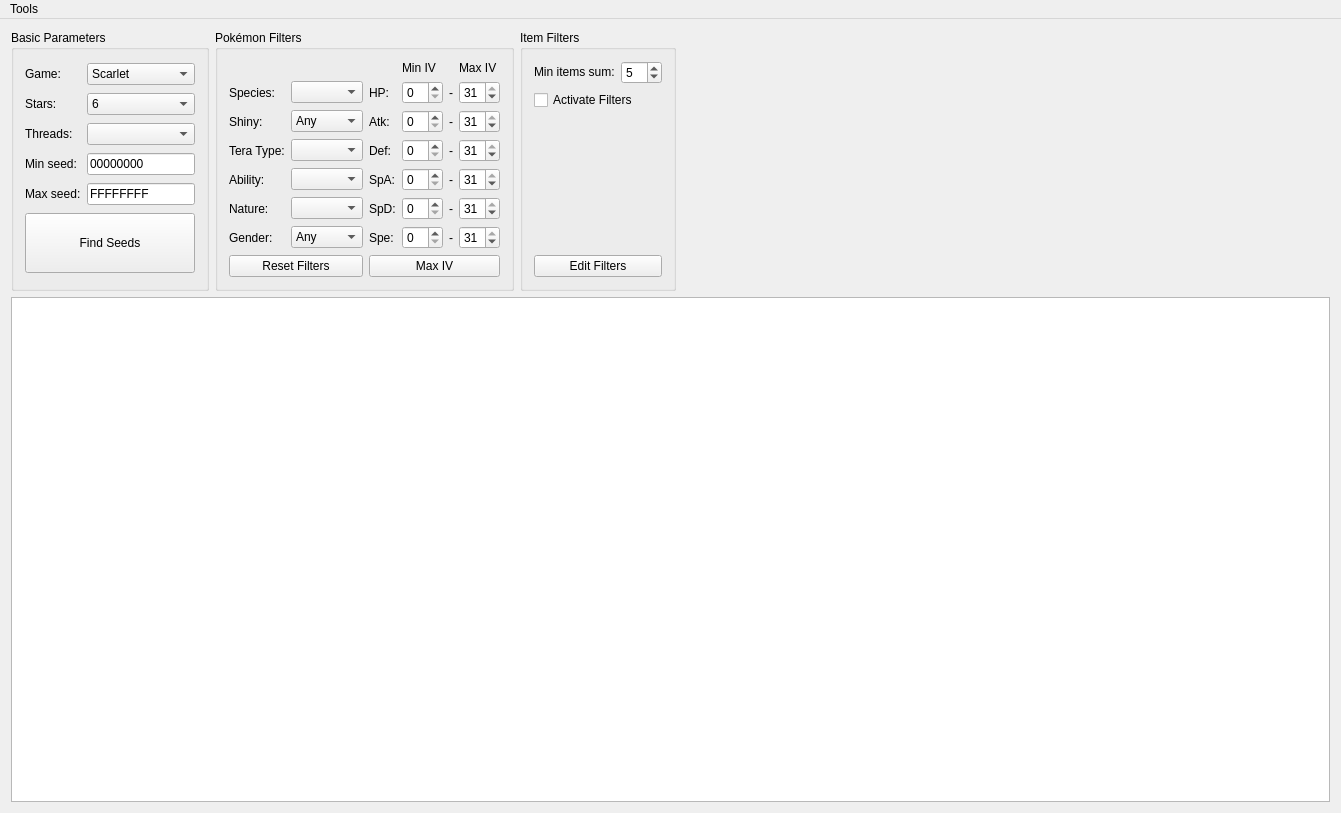
Qt form RaidCalc/RaidCalc.ui (MewTracker/sv-research) before a commit.
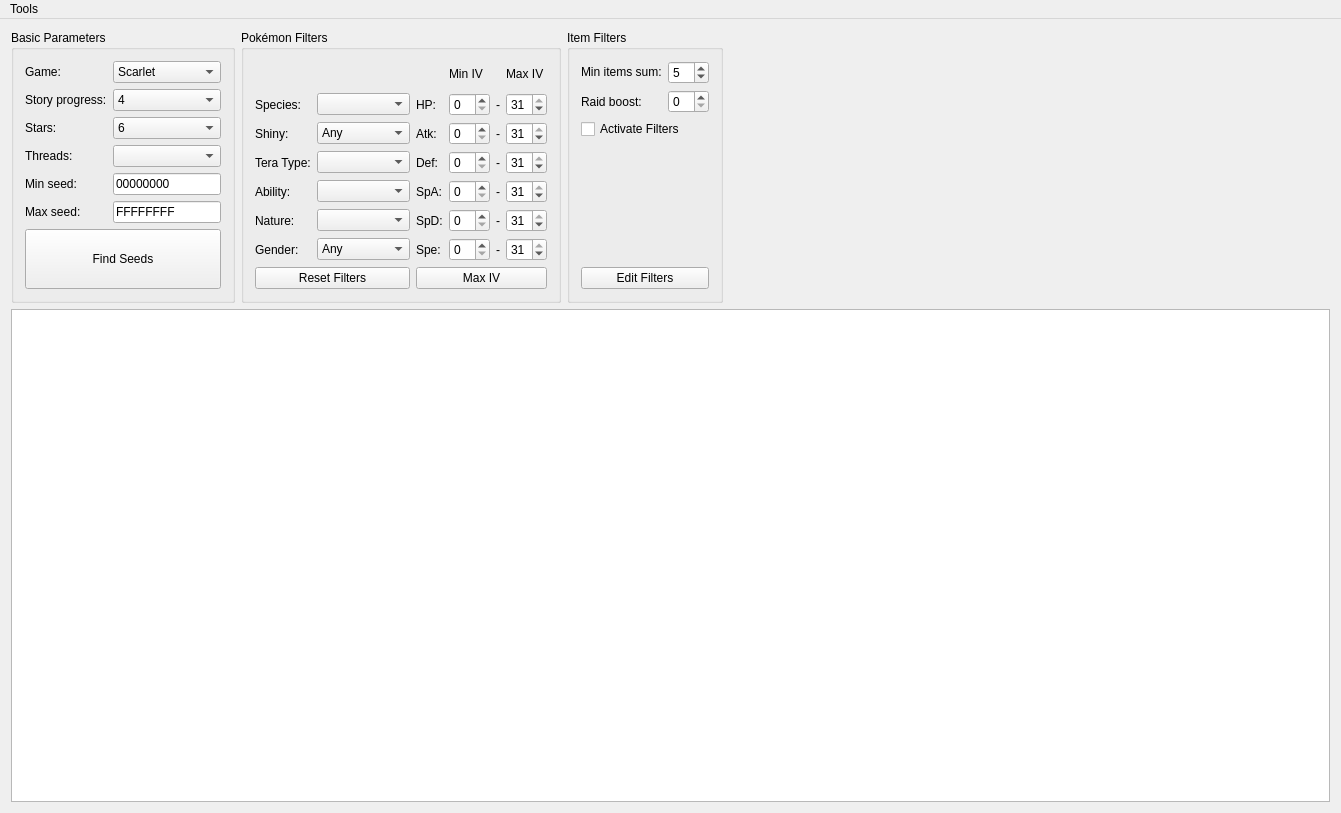
The same form after that commit.

Diff of the .ui file:
```diff
--- a/RaidCalc/RaidCalc.ui
+++ b/RaidCalc/RaidCalc.ui
@@ -11,7 +11,7 @@
    </rect>
   </property>
   <property name="windowTitle">
-   <string>RaidCalc v1.1.0</string>
+   <string>RaidCalc v2.0.0</string>
   </property>
   <widget class="QWidget" name="centralWidget">
    <layout class="QVBoxLayout" name="verticalLayout" stretch="0,1">
@@ -29,51 +29,7 @@
          <string>Basic Parameters</string>
         </property>
         <layout class="QGridLayout" name="gridLayout">
-         <item row="1" column="0">
-          <widget class="QLabel" name="labelStars">
-           <property name="text">
-            <string>Stars:</string>
-           </property>
-          </widget>
-         </item>
-         <item row="1" column="1">
-          <widget class="QComboBox" name="comboBoxStars">
-           <property name="currentIndex">
-            <number>5</number>
-           </property>
-           <item>
-            <property name="text">
-             <string>1</string>
-            </property>
-           </item>
-           <item>
-            <property name="text">
-             <string>2</string>
-            </property>
-           </item>
-           <item>
-            <property name="text">
-             <string>3</string>
-            </property>
-           </item>
-           <item>
-            <property name="text">
-             <string>4</string>
-            </property>
-           </item>
-           <item>
-            <property name="text">
-             <string>5</string>
-            </property>
-           </item>
-           <item>
-            <property name="text">
-             <string>6</string>
-            </property>
-           </item>
-          </widget>
-         </item>
-         <item row="5" column="0" colspan="2">
+         <item row="6" column="0" colspan="2">
           <widget class="QPushButton" name="buttonFindSeeds">
            <property name="minimumSize">
             <size>
@@ -86,61 +42,105 @@
            </property>
           </widget>
          </item>
-         <item row="3" column="1">
-          <widget class="QLineEdit" name="editMinSeed">
-           <property name="sizePolicy">
-            <sizepolicy hsizetype="Preferred" vsizetype="Fixed">
-             <horstretch>0</horstretch>
-             <verstretch>0</verstretch>
-            </sizepolicy>
-           </property>
-           <property name="text">
-            <string>00000000</string>
-           </property>
-          </widget>
-         </item>
-         <item row="4" column="1">
-          <widget class="QLineEdit" name="editMaxSeed">
-           <property name="sizePolicy">
-            <sizepolicy hsizetype="Preferred" vsizetype="Fixed">
-             <horstretch>0</horstretch>
-             <verstretch>0</verstretch>
-            </sizepolicy>
-           </property>
-           <property name="text">
-            <string>FFFFFFFF</string>
-           </property>
-          </widget>
-         </item>
-         <item row="2" column="0">
+         <item row="3" column="0">
           <widget class="QLabel" name="labelThreads">
            <property name="text">
             <string>Threads:</string>
            </property>
           </widget>
          </item>
-         <item row="4" column="0">
+         <item row="5" column="0">
           <widget class="QLabel" name="labelMaxSeed">
            <property name="text">
             <string>Max seed:</string>
            </property>
           </widget>
          </item>
-         <item row="0" column="0">
-          <widget class="QLabel" name="labelGame">
-           <property name="text">
-            <string>Game:</string>
-           </property>
-          </widget>
-         </item>
-         <item row="3" column="0">
+         <item row="4" column="0">
           <widget class="QLabel" name="labelMinSeed">
            <property name="text">
             <string>Min seed:</string>
            </property>
           </widget>
          </item>
+         <item row="4" column="1">
+          <widget class="QLineEdit" name="editMinSeed">
+           <property name="sizePolicy">
+            <sizepolicy hsizetype="Preferred" vsizetype="Fixed">
+             <horstretch>0</horstretch>
+             <verstretch>0</verstretch>
+            </sizepolicy>
+           </property>
+           <property name="text">
+            <string>00000000</string>
+           </property>
+          </widget>
+         </item>
+         <item row="2" column="0">
+          <widget class="QLabel" name="labelStars">
+           <property name="text">
+            <string>Stars:</string>
+           </property>
+          </widget>
+         </item>
          <item row="2" column="1">
+          <widget class="QComboBox" name="comboBoxStars">
+           <property name="currentIndex">
+            <number>5</number>
+           </property>
+           <item>
+            <property name="text">
+             <string>1</string>
+            </property>
+           </item>
+           <item>
+            <property name="text">
+             <string>2</string>
+            </property>
+           </item>
+           <item>
+            <property name="text">
+             <string>3</string>
+            </property>
+           </item>
+           <item>
+            <property name="text">
+             <string>4</string>
+            </property>
+           </item>
+           <item>
+            <property name="text">
+             <string>5</string>
+            </property>
+           </item>
+           <item>
+            <property name="text">
+             <string>6</string>
+            </property>
+           </item>
+          </widget>
+         </item>
+         <item row="5" column="1">
+          <widget class="QLineEdit" name="editMaxSeed">
+           <property name="sizePolicy">
+            <sizepolicy hsizetype="Preferred" vsizetype="Fixed">
+             <horstretch>0</horstretch>
+             <verstretch>0</verstretch>
+            </sizepolicy>
+           </property>
+           <property name="text">
+            <string>FFFFFFFF</string>
+           </property>
+          </widget>
+         </item>
+         <item row="0" column="0">
+          <widget class="QLabel" name="labelGame">
+           <property name="text">
+            <string>Game:</string>
+           </property>
+          </widget>
+         </item>
+         <item row="3" column="1">
           <widget class="QComboBox" name="comboBoxThreads"/>
          </item>
          <item row="0" column="1">
@@ -157,6 +157,45 @@
            </item>
           </widget>
          </item>
+         <item row="1" column="0">
+          <widget class="QLabel" name="label">
+           <property name="text">
+            <string>Story progress:</string>
+           </property>
+          </widget>
+         </item>
+         <item row="1" column="1">
+          <widget class="QComboBox" name="comboBoxStory">
+           <property name="currentIndex">
+            <number>4</number>
+           </property>
+           <item>
+            <property name="text">
+             <string>0</string>
+            </property>
+           </item>
+           <item>
+            <property name="text">
+             <string>1</string>
+            </property>
+           </item>
+           <item>
+            <property name="text">
+             <string>2</string>
+            </property>
+           </item>
+           <item>
+            <property name="text">
+             <string>3</string>
+            </property>
+           </item>
+           <item>
+            <property name="text">
+             <string>4</string>
+            </property>
+           </item>
+          </widget>
+         </item>
         </layout>
        </widget>
       </item>
@@ -457,6 +496,11 @@
              <string>Female</string>
             </property>
            </item>
+           <item>
+            <property name="text">
+             <string>Genderless</string>
+            </property>
+           </item>
           </widget>
          </item>
          <item row="7" column="2">
@@ -555,6 +599,20 @@
            </property>
           </widget>
          </item>
+         <item row="1" column="0">
+          <widget class="QLabel" name="labelRaidBoost">
+           <property name="text">
+            <string>Raid boost:</string>
+           </property>
+          </widget>
+         </item>
+         <item row="1" column="1">
+          <widget class="QSpinBox" name="spinBoxRaidBoost">
+           <property name="maximum">
+            <number>3</number>
+           </property>
+          </widget>
+         </item>
         </layout>
        </widget>
       </item>
```
